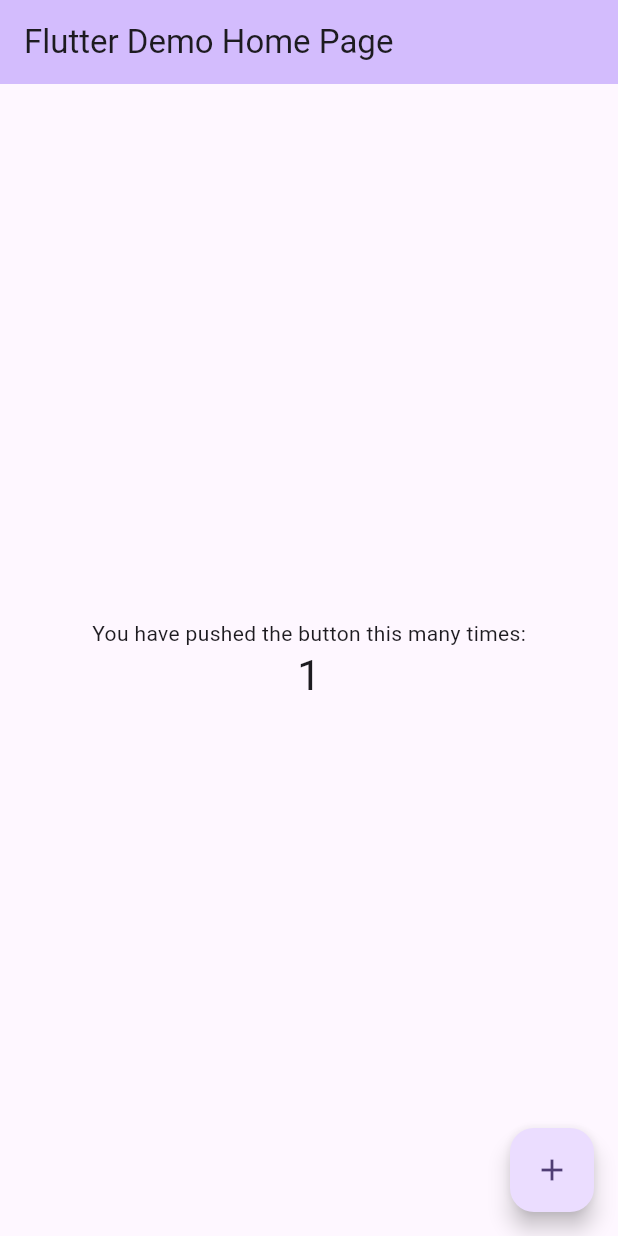
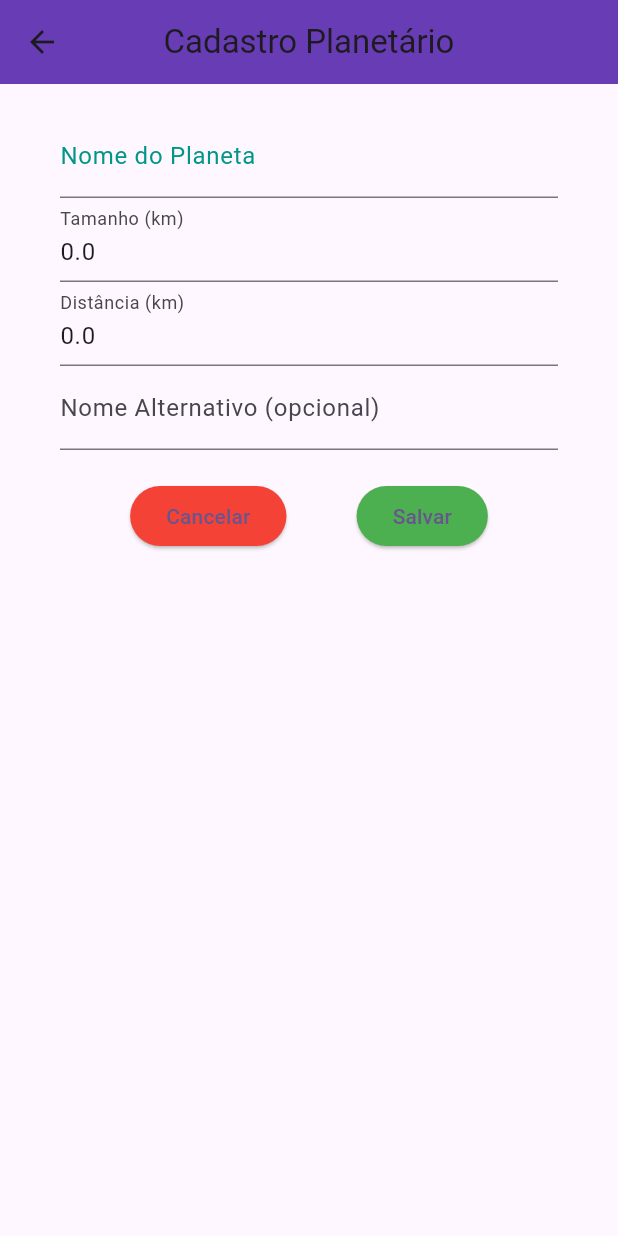
Before and after one commit to FernandoHMZ/app_planetas, a Flutter app: the screen it shows after launch, after a tap on the "add" icon, on a phone screen of 412 x 824 dp. Run offline on Flutter 3.47's test engine with Material 3 defaults, Android fonts, the phone set to English and light mode, and no system bars; our stand-ins replace sqflite; accounts and stored records are empty.

Commit message:
Criação do APP

```diff
--- /dev/null
+++ b/lib/controles/controle_planeta.dart
@@ -0,0 +1,77 @@
+import 'package:path/path.dart';
+import 'package:sqflite/sqflite.dart';
+import '../modelos/planeta.dart';
+
+class ControlePlaneta {
+  static Database? _database;
+
+  // Obtém a instância do banco de dados, inicializando se necessário
+  Future<Database> get database async {
+    if (_database != null) return _database!;
+    _database = await _initDatabase('planetas.db');
+    return _database!;
+  }
+
+  // Inicializa o banco de dados
+  Future<Database> _initDatabase(String arquivoLocal) async {
+    final caminhoBD = await getDatabasesPath();
+    final caminhoCompleto = join(caminhoBD, arquivoLocal);
+    return await openDatabase(
+      caminhoCompleto,
+      version: 1,
+      onCreate: _criarDatabase,
+    );
+  }
+
+  // Cria o banco de dados e a tabela planetas
+  Future<void> _criarDatabase(Database db, int versao) async {
+    const sql = '''
+    CREATE TABLE planetas (
+      id INTEGER PRIMARY KEY AUTOINCREMENT,
+      nome TEXT NOT NULL,
+      tamanho REAL NOT NULL,
+      distancia REAL NOT NULL,
+      apelido TEXT
+    );
+    ''';
+    await db.execute(sql);
+  }
+
+  // Lê todos os planetas armazenados no banco de dados
+  Future<List<Planeta>> lerPlanetas() async {
+    final db = await database;
+    final resultado = await db.query('planetas');
+    return resultado.map((item) => Planeta.fromMap(item)).toList();
+  }
+
+  // Insere um novo planeta no banco de dados
+  Future<int> inserirPlaneta(Planeta planeta) async {
+    final db = await database;
+    return await db.insert(
+      'planetas',
+      planeta.toMap(),
+      conflictAlgorithm: ConflictAlgorithm.replace,  // Evita erro de conflito de dados
+    );
+  }
+
+  // Atualiza as informações de um planeta existente
+  Future<int> alterarPlaneta(Planeta planeta) async {
+    final db = await database;
+    return db.update(
+      'planetas',
+      planeta.toMap(),
+      where: 'id = ?',
+      whereArgs: [planeta.id],
+    );
+  }
+
+  // Exclui um planeta do banco de dados com base no seu ID
+  Future<int> excluirPlaneta(int id) async {
+    final db = await database;
+    return await db.delete(
+      'planetas',
+      where: 'id = ?',
+      whereArgs: [id],
+    );
+  }
+}
--- a/lib/main.dart
+++ b/lib/main.dart
@@ -1,4 +1,8 @@
 import 'package:flutter/material.dart';
+
+import 'controles/controle_planeta.dart';
+import 'modelos/planeta.dart';
+import 'telas/tela_planeta.dart';
 
 void main() {
   runApp(const MyApp());
@@ -11,43 +15,21 @@ class MyApp extends StatelessWidget {
   @override
   Widget build(BuildContext context) {
     return MaterialApp(
-      title: 'Flutter Demo',
+      debugShowCheckedModeBanner: false,
+      title: 'Planetas',
       theme: ThemeData(
-        // This is the theme of your application.
-        //
-        // TRY THIS: Try running your application with "flutter run". You'll see
-        // the application has a purple toolbar. Then, without quitting the app,
-        // try changing the seedColor in the colorScheme below to Colors.green
-        // and then invoke "hot reload" (save your changes or press the "hot
-        // reload" button in a Flutter-supported IDE, or press "r" if you used
-        // the command line to start the app).
-        //
-        // Notice that the counter didn't reset back to zero; the application
-        // state is not lost during the reload. To reset the state, use hot
-        // restart instead.
-        //
-        // This works for code too, not just values: Most code changes can be
-        // tested with just a hot reload.
         colorScheme: ColorScheme.fromSeed(seedColor: Colors.deepPurple),
         useMaterial3: true,
       ),
-      home: const MyHomePage(title: 'Flutter Demo Home Page'),
+      home: const MyHomePage(
+        title: 'Aplicativo - Planeta',
+      ),
     );
   }
 }
 
 class MyHomePage extends StatefulWidget {
   const MyHomePage({super.key, required this.title});
-
-  // This widget is the home page of your application. It is stateful, meaning
-  // that it has a State object (defined below) that contains fields that affect
-  // how it looks.
-
-  // This class is the configuration for the state. It holds the values (in this
-  // case the title) provided by the parent (in this case the App widget) and
-  // used by the build method of the State. Fields in a Widget subclass are
-  // always marked "final".
-
   final String title;
 
   @override
@@ -55,71 +37,97 @@ class MyHomePage extends StatefulWidget {
 }
 
 class _MyHomePageState extends State<MyHomePage> {
-  int _counter = 0;
+  final ControlePlaneta _controlePlaneta = ControlePlaneta();
+  List<Planeta> _planetas = [];
 
-  void _incrementCounter() {
+  @override
+  void initState() {
+    super.initState();
+    _atualizarPlanetas();
+  }
+
+  Future<void> _atualizarPlanetas() async {
+    final resultado = await _controlePlaneta.lerPlanetas();
     setState(() {
-      // This call to setState tells the Flutter framework that something has
-      // changed in this State, which causes it to rerun the build method below
-      // so that the display can reflect the updated values. If we changed
-      // _counter without calling setState(), then the build method would not be
-      // called again, and so nothing would appear to happen.
-      _counter++;
+      _planetas = resultado;
     });
+  }
+
+  void _incluirPlaneta(BuildContext context) {
+    Navigator.push(
+      context,
+      MaterialPageRoute(
+        builder: (context) => TelaPlaneta(
+          isIncluir: true,
+          planeta: Planeta.vazio(),
+          onFinalizado: () {
+            _atualizarPlanetas();
+          },
+        ),
+      ),
+    );
+  }
+
+  void _alterarPlaneta(BuildContext context, Planeta planeta) {
+    Navigator.push(
+      context,
+      MaterialPageRoute(
+        builder: (context) => TelaPlaneta(
+          isIncluir: false,
+          planeta: planeta,
+          onFinalizado: () {
+            _atualizarPlanetas();
+          },
+        ),
+      ),
+    );
+  }
+
+  void _excluirPlaneta(int id) async {
+    await _controlePlaneta.excluirPlaneta(id);
+    _atualizarPlanetas();
   }
 
   @override
   Widget build(BuildContext context) {
-    // This method is rerun every time setState is called, for instance as done
-    // by the _incrementCounter method above.
-    //
-    // The Flutter framework has been optimized to make rerunning build methods
-    // fast, so that you can just rebuild anything that needs updating rather
-    // than having to individually change instances of widgets.
     return Scaffold(
       appBar: AppBar(
-        // TRY THIS: Try changing the color here to a specific color (to
-        // Colors.amber, perhaps?) and trigger a hot reload to see the AppBar
-        // change color while the other colors stay the same.
         backgroundColor: Theme.of(context).colorScheme.inversePrimary,
-        // Here we take the value from the MyHomePage object that was created by
-        // the App.build method, and use it to set our appbar title.
         title: Text(widget.title),
       ),
-      body: Center(
-        // Center is a layout widget. It takes a single child and positions it
-        // in the middle of the parent.
-        child: Column(
-          // Column is also a layout widget. It takes a list of children and
-          // arranges them vertically. By default, it sizes itself to fit its
-          // children horizontally, and tries to be as tall as its parent.
-          //
-          // Column has various properties to control how it sizes itself and
-          // how it positions its children. Here we use mainAxisAlignment to
-          // center the children vertically; the main axis here is the vertical
-          // axis because Columns are vertical (the cross axis would be
-          // horizontal).
-          //
-          // TRY THIS: Invoke "debug painting" (choose the "Toggle Debug Paint"
-          // action in the IDE, or press "p" in the console), to see the
-          // wireframe for each widget.
-          mainAxisAlignment: MainAxisAlignment.center,
-          children: <Widget>[
-            const Text(
-              'You have pushed the button this many times:',
-            ),
-            Text(
-              '$_counter',
-              style: Theme.of(context).textTheme.headlineMedium,
-            ),
-          ],
-        ),
+      body: LayoutBuilder(
+        builder: (context, constraints) {
+          return ListView.builder(
+            itemCount: _planetas.length,
+            itemBuilder: (context, index) {
+              final planeta = _planetas[index];
+              return ListTile(
+                title: Text(planeta.nome),
+                subtitle: Text(planeta.nomeAlternativo!),
+                trailing: Row(
+                  mainAxisSize: MainAxisSize.min,
+                  children: [
+                    IconButton(
+                      icon: const Icon(Icons.edit),
+                      onPressed: () => _alterarPlaneta(context, planeta),
+                    ),
+                    IconButton(
+                      icon: const Icon(Icons.delete),
+                      onPressed: () => _excluirPlaneta(planeta.id!),
+                    ),
+                  ],
+                ),
+              );
+            },
+          );
+        },
       ),
       floatingActionButton: FloatingActionButton(
-        onPressed: _incrementCounter,
-        tooltip: 'Increment',
+        onPressed: () {
+          _incluirPlaneta(context);
+        },
         child: const Icon(Icons.add),
-      ), // This trailing comma makes auto-formatting nicer for build methods.
+      ),
     );
   }
 }
--- /dev/null
+++ b/lib/modelos/planeta.dart
@@ -0,0 +1,50 @@
+class Planeta {
+  int? id;
+  String nome;
+  double tamanho;
+  double distancia;
+  String? nomeAlternativo;
+
+  // Construtor da classe Planeta
+  Planeta({
+    this.id,
+    required this.nome,
+    required this.tamanho,
+    required this.distancia,
+    this.nomeAlternativo,
+  });
+
+  // Construtor alternativo que cria um Planeta "vazio"
+  Planeta.vazio()
+      : nome = '',
+        tamanho = 0.0,
+        distancia = 0.0,
+        nomeAlternativo = '';
+
+  // Construtor de fábrica para criar um Planeta a partir de um Map
+  factory Planeta.fromMap(Map<String, dynamic> map) {
+    return Planeta(
+      id: map['id'],
+      nome: map['nome'],
+      tamanho: map['tamanho'],
+      distancia: map['distancia'],
+      nomeAlternativo: map['apelido'], // Usando nomeAlternativo em vez de apelido
+    );
+  }
+
+  // Método para converter a instância de Planeta em um Map
+  Map<String, dynamic> toMap() {
+    return {
+      'id': id,
+      'nome': nome,
+      'tamanho': tamanho,
+      'distancia': distancia,
+      'apelido': nomeAlternativo, // Usando nomeAlternativo aqui também
+    };
+  }
+
+  // Método para exibir informações do Planeta de maneira mais amigável
+  String descricaoCompleta() {
+    return 'Planeta: $nome\nTamanho: $tamanho km\nDistância: $distancia km\nApelido: ${nomeAlternativo ?? 'Nenhum apelido'}';
+  }
+}
--- /dev/null
+++ b/lib/telas/tela_planeta.dart
@@ -0,0 +1,184 @@
+import 'package:flutter/material.dart';
+
+import '../controles/controle_planeta.dart';
+import '../modelos/planeta.dart';
+
+class TelaPlaneta extends StatefulWidget {
+  final bool isIncluir;
+  final Planeta planeta;
+  final Function() onFinalizado;
+
+  const TelaPlaneta({
+    super.key,
+    required this.isIncluir,
+    required this.planeta,
+    required this.onFinalizado,
+  });
+
+  @override
+  State<TelaPlaneta> createState() => _TelaPlanetaState();
+}
+
+class _TelaPlanetaState extends State<TelaPlaneta> {
+  final _formKey = GlobalKey<FormState>();
+
+  final TextEditingController _nomeController = TextEditingController();
+  final TextEditingController _tamanhoController = TextEditingController();
+  final TextEditingController _distanciaController = TextEditingController();
+  final TextEditingController _nomeAlternativoController = TextEditingController();
+
+  final ControlePlaneta _controlePlaneta = ControlePlaneta();
+
+  late Planeta _planeta;
+
+  @override
+  void initState() {
+    _planeta = widget.planeta;
+    _nomeController.text = _planeta.nome;
+    _tamanhoController.text = _planeta.tamanho.toString();
+    _distanciaController.text = _planeta.distancia.toString();
+    _nomeAlternativoController.text = _planeta.nomeAlternativo ?? '';
+    super.initState();
+  }
+
+  @override
+  void dispose() {
+    _nomeController.dispose();
+    _tamanhoController.dispose();
+    _distanciaController.dispose();
+    _nomeAlternativoController.dispose();
+    super.dispose();
+  }
+
+  Future<void> _inserirPlaneta() async {
+    await _controlePlaneta.inserirPlaneta(_planeta);
+  }
+
+  Future<void> _alterarPlaneta() async {
+    await _controlePlaneta.alterarPlaneta(_planeta);
+  }
+
+  void _submitForm() {
+    if (_formKey.currentState!.validate()) {
+      // Dados validados com sucesso
+      _formKey.currentState!.save();
+
+      if (widget.isIncluir) {
+        _inserirPlaneta();
+      } else {
+        _alterarPlaneta();
+      }
+
+      ScaffoldMessenger.of(context).showSnackBar(
+        SnackBar(
+          content: Text(
+              'Planeta ${widget.isIncluir ? 'criado' : 'atualizado'} com sucesso!'),
+        ),
+      );
+      Navigator.of(context).pop();
+      widget.onFinalizado();
+    }
+  }
+
+  @override
+  Widget build(BuildContext context) {
+    return Scaffold(
+      appBar: AppBar(
+        centerTitle: true,
+        title: const Text('Cadastro Planetário'),
+        backgroundColor: Colors.deepPurple,
+        elevation: 3,
+      ),
+      body: Padding(
+        padding: const EdgeInsets.symmetric(horizontal: 40.0, vertical: 20.0),
+        child: Form(
+          key: _formKey,
+          child: SingleChildScrollView(
+            child: Column(
+              children: [
+                TextFormField(
+                  controller: _nomeController,
+                  decoration: const InputDecoration(
+                    labelText: 'Nome do Planeta',
+                    labelStyle: TextStyle(color: Colors.teal),
+                  ),
+                  autovalidateMode: AutovalidateMode.onUserInteraction,
+                  validator: (value) {
+                    if (value == null || value.isEmpty || value.length < 3) {
+                      return 'Informe um nome válido (3 ou mais caracteres)';
+                    }
+                    return null;
+                  },
+                  onSaved: (value) {
+                    _planeta.nome = value!;
+                  },
+                ),
+                TextFormField(
+                  controller: _tamanhoController,
+                  decoration: const InputDecoration(labelText: 'Tamanho (km)'),
+                  keyboardType: TextInputType.number,
+                  autovalidateMode: AutovalidateMode.onUserInteraction,
+                  validator: (value) {
+                    if (value == null || value.isEmpty) {
+                      return 'Informe o tamanho do planeta';
+                    }
+                    if (double.tryParse(value) == null) {
+                      return 'Insira um valor numérico válido';
+                    }
+                    return null;
+                  },
+                  onSaved: (value) {
+                    _planeta.tamanho = double.parse(value!);
+                  },
+                ),
+                TextFormField(
+                  controller: _distanciaController,
+                  decoration: const InputDecoration(labelText: 'Distância (km)'),
+                  keyboardType: TextInputType.number,
+                  autovalidateMode: AutovalidateMode.onUserInteraction,
+                  validator: (value) {
+                    if (value == null || value.isEmpty) {
+                      return 'Informe a distância do planeta';
+                    }
+                    if (double.tryParse(value) == null) {
+                      return 'Insira um valor numérico válido';
+                    }
+                    return null;
+                  },
+                  onSaved: (value) {
+                    _planeta.distancia = double.parse(value!);
+                  },
+                ),
+                TextFormField(
+                  controller: _nomeAlternativoController,
+                  decoration: const InputDecoration(labelText: 'Nome Alternativo (opcional)'),
+                  onSaved: (value) {
+                    _planeta.nomeAlternativo = value;
+                  },
+                ),
+                const SizedBox(
+                  height: 20.0,
+                ),
+                Row(
+                  mainAxisAlignment: MainAxisAlignment.spaceEvenly,
+                  children: [
+                    ElevatedButton(
+                      onPressed: () => Navigator.of(context).pop(),
+                      style: ElevatedButton.styleFrom(backgroundColor: Colors.red),
+                      child: const Text('Cancelar'),
+                    ),
+                    ElevatedButton(
+                      onPressed: _submitForm,
+                      style: ElevatedButton.styleFrom(backgroundColor: Colors.green),
+                      child: const Text('Salvar'),
+                    ),
+                  ],
+                ),
+              ],
+            ),
+          ),
+        ),
+      ),
+    );
+  }
+}
```
Also changed, not shown: pubspec.yaml (+5 -68 lines), pubspec.lock, 2 other files.
